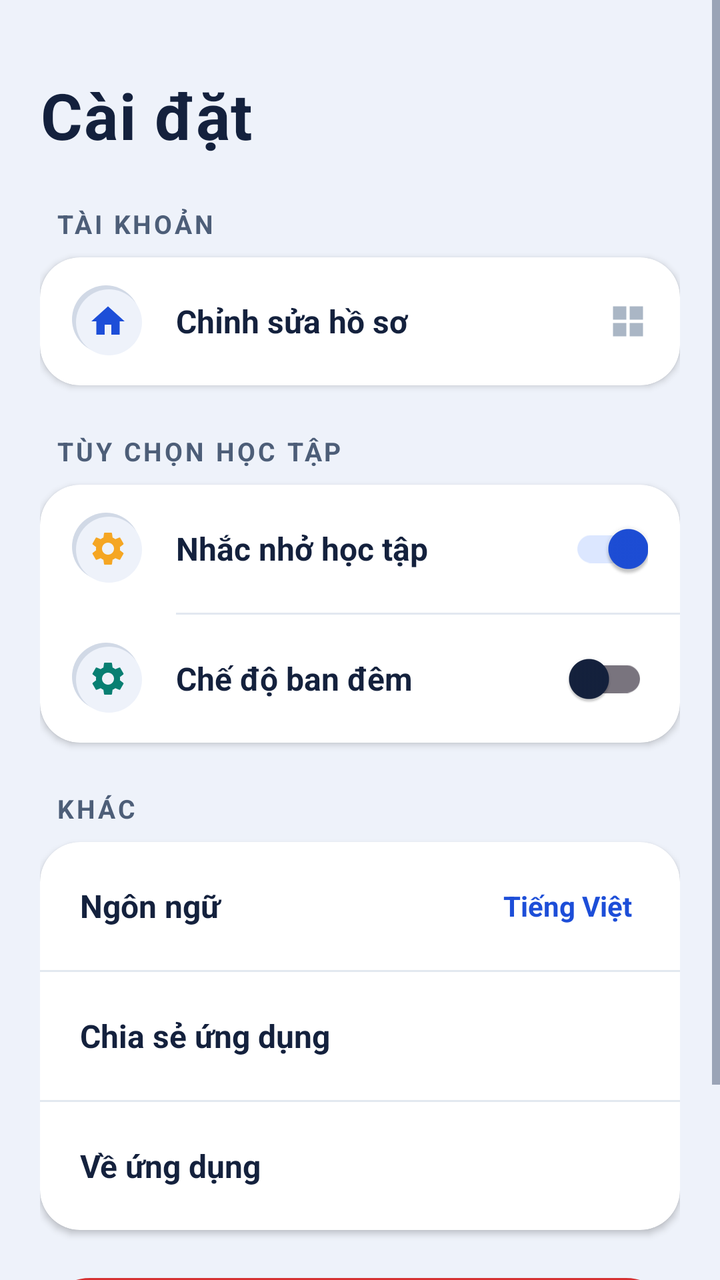
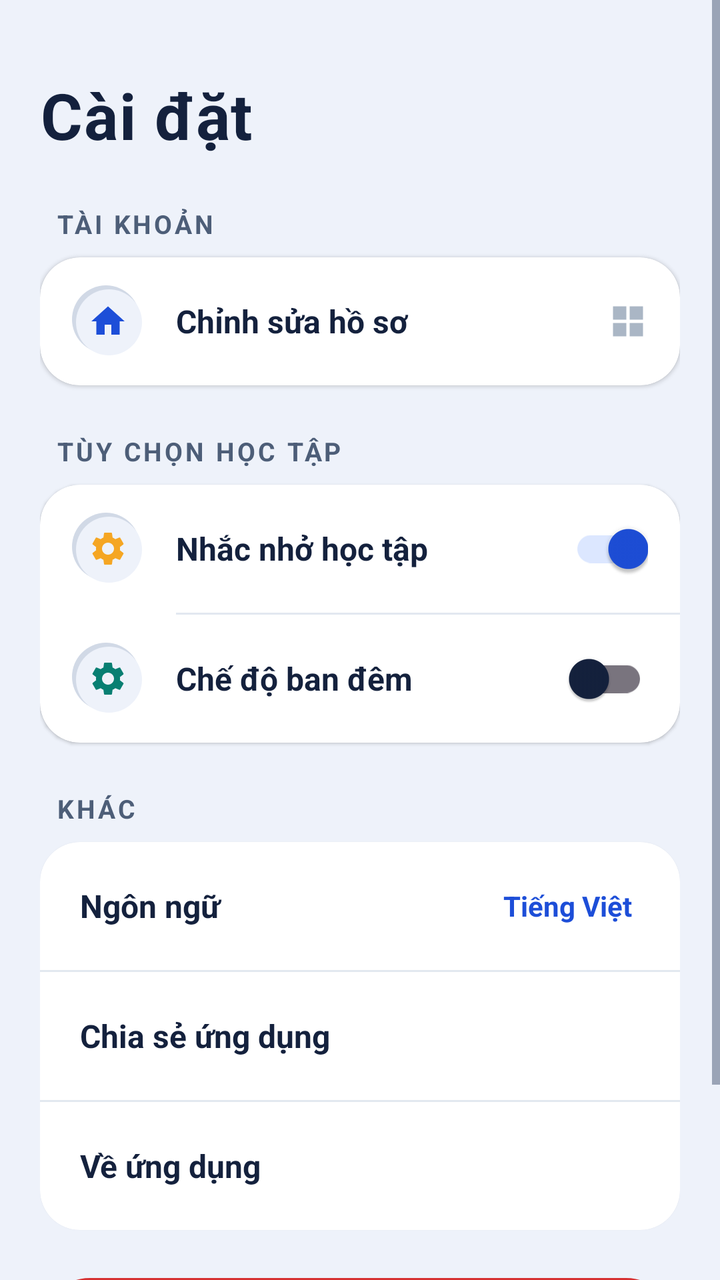

An Android layout rendered at two revisions. The XML below is the earlier revision; the diff shows what the commit changed to produce the second picture.
<!-- AndroidManifest.xml: application theme Theme.ASMfinal -->
<!-- res/layout/fragment_settings.xml -->
<ScrollView xmlns:android="http://schemas.android.com/apk/res/android" xmlns:app="http://schemas.android.com/apk/res-auto" android:layout_width="match_parent" android:layout_height="match_parent" android:background="@color/neumorphic_background">

    <LinearLayout android:layout_width="match_parent" android:layout_height="wrap_content" android:orientation="vertical" android:padding="20dp">

        <TextView android:layout_width="wrap_content" android:layout_height="wrap_content" android:text="@string/settings_title" android:textSize="32sp" android:textStyle="bold" android:textColor="@color/textColorPrimary" android:layout_marginTop="16dp" android:layout_marginBottom="24dp" android:letterSpacing="0.02" />

        
        <TextView android:layout_width="wrap_content" android:layout_height="wrap_content" android:text="@string/settings_account" android:textColor="@color/textColorSecondary" android:textSize="13sp" android:textStyle="bold" android:textAllCaps="true" android:layout_marginStart="8dp" android:layout_marginBottom="8dp" android:letterSpacing="0.1" />

        <androidx.cardview.widget.CardView android:layout_width="match_parent" android:layout_height="wrap_content" app:cardCornerRadius="20dp" app:cardElevation="2dp" android:layout_marginBottom="24dp" app:cardBackgroundColor="@color/surfaceColor">

            <LinearLayout android:layout_width="match_parent" android:layout_height="wrap_content" android:orientation="vertical">

                <LinearLayout android:id="@+id/setting_edit_profile" android:layout_width="match_parent" android:layout_height="64dp" android:paddingHorizontal="16dp" android:clickable="true" android:focusable="true" android:background="?attr/selectableItemBackground" android:gravity="center_vertical">
                    <ImageView android:layout_width="36dp" android:layout_height="36dp" android:src="@drawable/ic_home" android:padding="8dp" android:background="@drawable/neumorphic_edittext_bg" app:tint="@color/primaryColor" android:contentDescription="@null" />
                    <TextView android:layout_width="0dp" android:layout_height="wrap_content" android:layout_weight="1" android:layout_marginStart="16dp" android:text="@string/settings_edit_profile" android:textSize="16sp" android:textColor="@color/textColorPrimary" android:textStyle="bold" />
                    <ImageView android:layout_width="20dp" android:layout_height="20dp" android:src="@drawable/ic_category" app:tint="@color/arrowTintColor" android:contentDescription="@null" />
                </LinearLayout>

            </LinearLayout>
        </androidx.cardview.widget.CardView>

        
        <TextView android:layout_width="wrap_content" android:layout_height="wrap_content" android:text="@string/settings_preferences" android:textColor="@color/textColorSecondary" android:textSize="13sp" android:textStyle="bold" android:textAllCaps="true" android:layout_marginStart="8dp" android:layout_marginBottom="8dp" android:letterSpacing="0.1" />

        <androidx.cardview.widget.CardView android:layout_width="match_parent" android:layout_height="wrap_content" app:cardCornerRadius="20dp" app:cardElevation="2dp" android:layout_marginBottom="24dp" app:cardBackgroundColor="@color/surfaceColor">

            <LinearLayout android:layout_width="match_parent" android:layout_height="wrap_content" android:orientation="vertical">

                <LinearLayout android:layout_width="match_parent" android:layout_height="64dp" android:paddingHorizontal="16dp" android:gravity="center_vertical">
                    <ImageView android:layout_width="36dp" android:layout_height="36dp" android:src="@drawable/ic_settings" android:padding="8dp" android:background="@drawable/neumorphic_edittext_bg" app:tint="@color/reminderAccentColor" android:contentDescription="@null" />
                    <TextView android:layout_width="0dp" android:layout_height="wrap_content" android:layout_weight="1" android:layout_marginStart="16dp" android:text="@string/settings_reminders" android:textSize="16sp" android:textColor="@color/textColorPrimary" android:textStyle="bold" />
                    <com.google.android.material.switchmaterial.SwitchMaterial android:id="@+id/switch_reminders" android:layout_width="wrap_content" android:layout_height="wrap_content" android:checked="true" />
                </LinearLayout>

                <View android:layout_width="match_parent" android:layout_height="1dp" android:background="@color/dividerColor" android:layout_marginStart="68dp" />

                <LinearLayout android:layout_width="match_parent" android:layout_height="64dp" android:paddingHorizontal="16dp" android:gravity="center_vertical">
                    <ImageView android:layout_width="36dp" android:layout_height="36dp" android:src="@drawable/ic_settings" android:padding="8dp" android:background="@drawable/neumorphic_edittext_bg" app:tint="@color/themeAccentColor" android:contentDescription="@null" />
                    <TextView android:layout_width="0dp" android:layout_height="wrap_content" android:layout_weight="1" android:layout_marginStart="16dp" android:text="@string/settings_dark_mode" android:textSize="16sp" android:textColor="@color/textColorPrimary" android:textStyle="bold" />
                    <com.google.android.material.switchmaterial.SwitchMaterial android:id="@+id/switch_dark_mode" android:layout_width="wrap_content" android:layout_height="wrap_content" />
                </LinearLayout>

            </LinearLayout>
        </androidx.cardview.widget.CardView>

        
        <TextView android:layout_width="wrap_content" android:layout_height="wrap_content" android:text="@string/settings_others" android:textColor="@color/textColorSecondary" android:textSize="13sp" android:textStyle="bold" android:textAllCaps="true" android:layout_marginStart="8dp" android:layout_marginBottom="8dp" android:letterSpacing="0.1" />

        <androidx.cardview.widget.CardView android:layout_width="match_parent" android:layout_height="wrap_content" app:cardCornerRadius="20dp" app:cardElevation="2dp" android:layout_marginBottom="24dp" app:cardBackgroundColor="@color/surfaceColor">

            <LinearLayout android:layout_width="match_parent" android:layout_height="wrap_content" android:orientation="vertical">

                <LinearLayout android:id="@+id/setting_language" android:layout_width="match_parent" android:layout_height="64dp" android:paddingHorizontal="16dp" android:clickable="true" android:focusable="true" android:background="?attr/selectableItemBackground" android:gravity="center_vertical">
                    <TextView android:layout_width="0dp" android:layout_height="wrap_content" android:layout_weight="1" android:text="@string/settings_language" android:textSize="16sp" android:textColor="@color/textColorPrimary" android:textStyle="bold" android:layout_marginStart="4dp" />
                    <TextView android:id="@+id/txt_current_language" android:layout_width="wrap_content" android:layout_height="wrap_content" android:text="@string/language_vietnamese" android:textColor="@color/primaryColor" android:textSize="14sp" android:textStyle="bold" android:layout_marginEnd="8dp" />
                </LinearLayout>

                <View android:layout_width="match_parent" android:layout_height="1dp" android:background="@color/dividerColor" />

                <LinearLayout android:id="@+id/setting_share" android:layout_width="match_parent" android:layout_height="64dp" android:paddingHorizontal="16dp" android:clickable="true" android:focusable="true" android:background="?attr/selectableItemBackground" android:gravity="center_vertical">
                    <TextView android:layout_width="0dp" android:layout_height="wrap_content" android:layout_weight="1" android:text="@string/settings_share" android:textSize="16sp" android:textColor="@color/textColorPrimary" android:textStyle="bold" android:layout_marginStart="4dp" />
                </LinearLayout>

                <View android:layout_width="match_parent" android:layout_height="1dp" android:background="@color/dividerColor" />

                <LinearLayout android:id="@+id/setting_about" android:layout_width="match_parent" android:layout_height="64dp" android:paddingHorizontal="16dp" android:clickable="true" android:focusable="true" android:background="?attr/selectableItemBackground" android:gravity="center_vertical">
                    <TextView android:layout_width="0dp" android:layout_height="wrap_content" android:layout_weight="1" android:text="@string/settings_about" android:textSize="16sp" android:textColor="@color/textColorPrimary" android:textStyle="bold" android:layout_marginStart="4dp" />
                </LinearLayout>

            </LinearLayout>
        </androidx.cardview.widget.CardView>

        <Button android:id="@+id/btn_logout" android:layout_width="match_parent" android:layout_height="wrap_content" android:text="@string/menu_logout" android:textAllCaps="false" android:textSize="17sp" android:textStyle="bold" android:textColor="@color/white" android:background="@drawable/neumorphic_button_bg" app:backgroundTint="@color/errorColor" android:elevation="4dp" app:cornerRadius="28dp" android:minHeight="56dp" />

        <TextView android:layout_width="wrap_content" android:layout_height="wrap_content" android:text="@string/settings_version" android:layout_gravity="center" android:layout_marginTop="24dp" android:textColor="@color/textColorSecondary" android:textSize="12sp" android:alpha="0.6" />

    </LinearLayout>
</ScrollView>
<!-- resources referenced by this layout -->
<resources>
  <color name="arrowTintColor">#AAB6C5</color>
  <color name="dividerColor">#E2E8F0</color>
  <color name="errorColor">#D63031</color>
  <color name="neumorphic_background">#EEF2FA</color>
  <color name="primaryColor">#1D4ED8</color>
  <color name="reminderAccentColor">#F5A623</color>
  <color name="surfaceColor">#FFFFFF</color>
  <color name="textColorPrimary">#14213D</color>
  <color name="textColorSecondary">#4D5E78</color>
  <color name="themeAccentColor">#087F72</color>
  <color name="white">#FFFFFFFF</color>
  <!-- drawable ic_category (drawable) -->
  <vector xmlns:android="http://schemas.android.com/apk/res/android"
      android:width="24dp" android:height="24dp" android:viewportWidth="24" android:viewportHeight="24">
      <path android:fillColor="#FF000000" android:pathData="M3,3h8v8H3V3zm10,0h8v8h-8V3zM3,13h8v8H3v-8zm10,0h8v8h-8v-8z"/>
  </vector>
  <!-- drawable ic_home (drawable) -->
  <vector xmlns:android="http://schemas.android.com/apk/res/android"
      android:width="24dp" android:height="24dp" android:viewportWidth="24" android:viewportHeight="24">
      <path android:fillColor="#FF000000" android:pathData="M10,20v-6h4v6h5v-8h3L12,3 2,12h3v8z"/>
  </vector>
  <string name="language_vietnamese">Tiếng Việt</string>
  <string name="menu_logout">Đăng xuất</string>
  <string name="settings_about">Về ứng dụng</string>
  <string name="settings_account">Tài khoản</string>
  <string name="settings_dark_mode">Chế độ ban đêm</string>
  <string name="settings_edit_profile">Chỉnh sửa hồ sơ</string>
  <string name="settings_language">Ngôn ngữ</string>
  <string name="settings_others">Khác</string>
  <string name="settings_preferences">Tùy chọn học tập</string>
  <string name="settings_reminders">Nhắc nhở học tập</string>
  <string name="settings_share">Chia sẻ ứng dụng</string>
  <string name="settings_title">Cài đặt</string>
  <string name="settings_version">Phiên bản 1.0.0</string>
  <style name="Theme.ASMfinal" parent="Base.Theme.ASMfinal" />
  <color name="primaryDarkColor">#163FA7</color>
  <color name="buttonShadowColor">#B0C4DE</color>
  <color name="neumorphic_shadow_light">#FFFFFF</color>
  <color name="neumorphic_shadow_dark">#D1D9E6</color>
  <color name="primaryContainerColor">#DCE7FF</color>
  <color name="accentColor">#087F72</color>
  <color name="black">#FF000000</color>
  <color name="surfaceVariantColor">#E2E9F5</color>
  <color name="backgroundColor">#EEF2FA</color>
  <style name="MentorAppButton" parent="Widget.MaterialComponents.Button">
          <item name="backgroundTint">@color/mentor_app_button</item><item name="android:textColor">#FFFFFF</item><item name="cornerRadius">16dp</item><item name="android:minHeight">52dp</item>
          <item name="android:textAllCaps">false</item><item name="android:textSize">15sp</item>
          <item name="android:fontFamily">sans-serif-medium</item>
      </style>
  <style name="MentorAppInput" parent="Widget.MaterialComponents.TextInputLayout.OutlinedBox">
          <item name="boxCornerRadiusTopStart">16dp</item><item name="boxCornerRadiusTopEnd">16dp</item>
          <item name="boxCornerRadiusBottomStart">16dp</item><item name="boxCornerRadiusBottomEnd">16dp</item>
      </style>
  <style name="MentorWindowAnimation"><item name="android:activityOpenEnterAnimation">@anim/mentor_enter</item><item name="android:activityOpenExitAnimation">@anim/mentor_exit</item><item name="android:activityCloseEnterAnimation">@anim/mentor_enter</item><item name="android:activityCloseExitAnimation">@anim/mentor_exit</item></style>
  <color name="mentor_app_button">#1D4ED8</color>
  <!-- unchanged entries left out for length: 4 -->
</resources>

<!-- the commit's change to res/layout/fragment_settings.xml (unified diff, before → after) -->
@@ -2,12 +2,12 @@
 
     <LinearLayout android:layout_width="match_parent" android:layout_height="wrap_content" android:orientation="vertical" android:padding="20dp">
 
-        <TextView android:layout_width="wrap_content" android:layout_height="wrap_content" android:text="@string/settings_title" android:textSize="32sp" android:textStyle="bold" android:textColor="@color/textColorPrimary" android:layout_marginTop="16dp" android:layout_marginBottom="24dp" android:letterSpacing="0.02" />
+        <TextView android:layout_width="wrap_content" android:layout_height="wrap_content" android:text="@string/settings_title" android:textSize="32sp" android:textStyle="bold" android:textColor="@color/textColorPrimary" android:layout_marginTop="16dp" android:layout_marginBottom="24dp" android:letterSpacing="0.02" android:id="@+id/settings_heading" />
 
-        
+
         <TextView android:layout_width="wrap_content" android:layout_height="wrap_content" android:text="@string/settings_account" android:textColor="@color/textColorSecondary" android:textSize="13sp" android:textStyle="bold" android:textAllCaps="true" android:layout_marginStart="8dp" android:layout_marginBottom="8dp" android:letterSpacing="0.1" />
 
-        <androidx.cardview.widget.CardView android:layout_width="match_parent" android:layout_height="wrap_content" app:cardCornerRadius="20dp" app:cardElevation="2dp" android:layout_marginBottom="24dp" app:cardBackgroundColor="@color/surfaceColor">
+        <androidx.cardview.widget.CardView android:layout_width="match_parent" android:layout_height="wrap_content" app:cardCornerRadius="20dp" app:cardElevation="1dp" android:layout_marginBottom="24dp" app:cardBackgroundColor="@color/surfaceColor">
 
             <LinearLayout android:layout_width="match_parent" android:layout_height="wrap_content" android:orientation="vertical">
 
@@ -20,10 +20,10 @@
             </LinearLayout>
         </androidx.cardview.widget.CardView>
 
-        
+
         <TextView android:layout_width="wrap_content" android:layout_height="wrap_content" android:text="@string/settings_preferences" android:textColor="@color/textColorSecondary" android:textSize="13sp" android:textStyle="bold" android:textAllCaps="true" android:layout_marginStart="8dp" android:layout_marginBottom="8dp" android:letterSpacing="0.1" />
 
-        <androidx.cardview.widget.CardView android:layout_width="match_parent" android:layout_height="wrap_content" app:cardCornerRadius="20dp" app:cardElevation="2dp" android:layout_marginBottom="24dp" app:cardBackgroundColor="@color/surfaceColor">
+        <androidx.cardview.widget.CardView android:layout_width="match_parent" android:layout_height="wrap_content" app:cardCornerRadius="20dp" app:cardElevation="1dp" android:layout_marginBottom="24dp" app:cardBackgroundColor="@color/surfaceColor">
 
             <LinearLayout android:layout_width="match_parent" android:layout_height="wrap_content" android:orientation="vertical">
 
@@ -44,10 +44,10 @@
             </LinearLayout>
         </androidx.cardview.widget.CardView>
 
-        
+
         <TextView android:layout_width="wrap_content" android:layout_height="wrap_content" android:text="@string/settings_others" android:textColor="@color/textColorSecondary" android:textSize="13sp" android:textStyle="bold" android:textAllCaps="true" android:layout_marginStart="8dp" android:layout_marginBottom="8dp" android:letterSpacing="0.1" />
 
-        <androidx.cardview.widget.CardView android:layout_width="match_parent" android:layout_height="wrap_content" app:cardCornerRadius="20dp" app:cardElevation="2dp" android:layout_marginBottom="24dp" app:cardBackgroundColor="@color/surfaceColor">
+        <androidx.cardview.widget.CardView android:layout_width="match_parent" android:layout_height="wrap_content" app:cardCornerRadius="20dp" app:cardElevation="1dp" android:layout_marginBottom="24dp" app:cardBackgroundColor="@color/surfaceColor">
 
             <LinearLayout android:layout_width="match_parent" android:layout_height="wrap_content" android:orientation="vertical">
 
